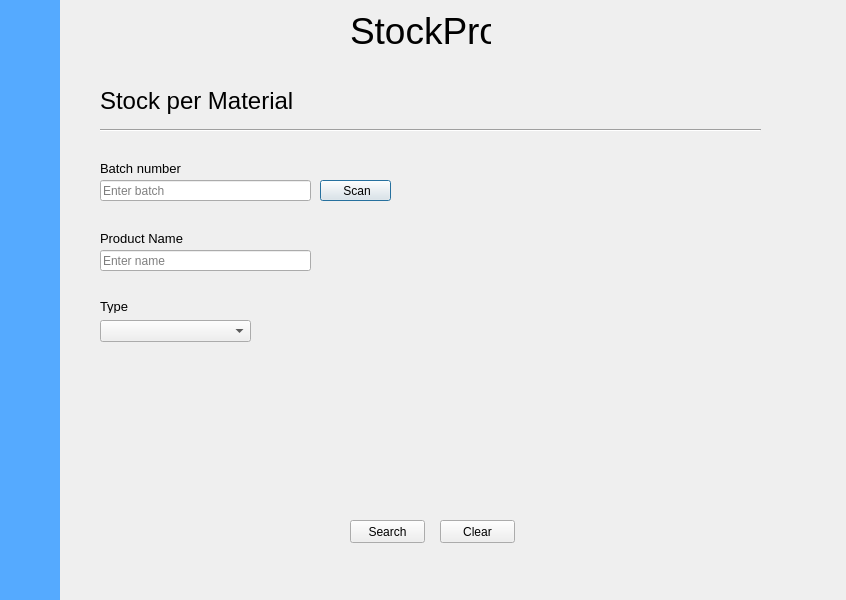
First picture: the form in main_screen.ui, repository jayssonbf/inventory, before the edit.
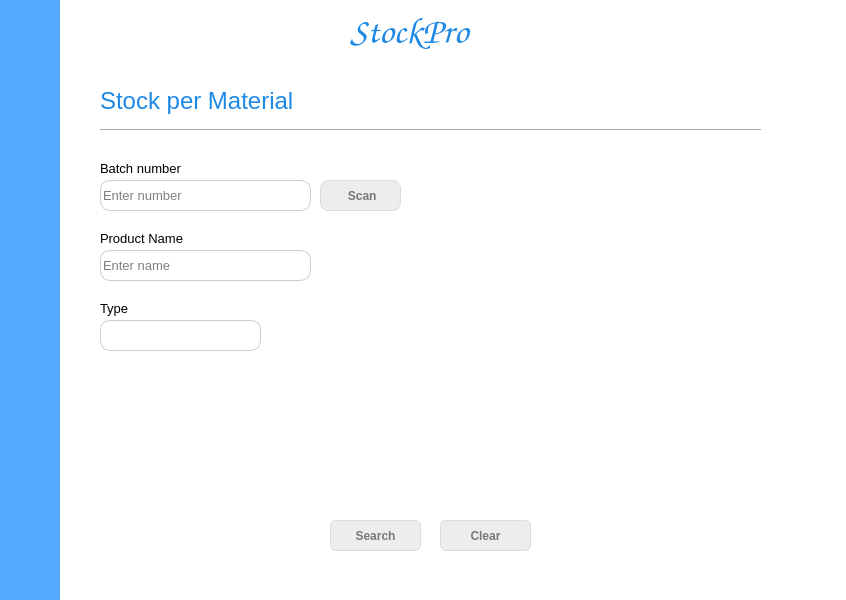
Second picture: the form after the edit. Icons and pictures are not drawn.

Commit message: Changed Widget Styles with CSS

The edit to the form file:
```diff
--- a/main_screen.ui
+++ b/main_screen.ui
@@ -10,9 +10,24 @@
     <height>600</height>
    </rect>
   </property>
+  <property name="font">
+   <font>
+    <family>Arial</family>
+    <pointsize>10</pointsize>
+   </font>
+  </property>
   <property name="windowTitle">
    <string>Dialog</string>
   </property>
+  <property name="windowIcon">
+   <iconset>
+    <normaloff>../icons/icons/arrow-270.png</normaloff>../icons/icons/arrow-270.png</iconset>
+  </property>
+  <property name="styleSheet">
+   <string notr="true">background-color: rgb(255, 255, 255);
+
+</string>
+  </property>
   <widget class="QWidget" name="widget" native="true">
    <property name="geometry">
     <rect>
@@ -37,9 +52,15 @@
    </property>
    <property name="font">
     <font>
+     <family>cursive</family>
      <pointsize>28</pointsize>
     </font>
    </property>
+   <property name="styleSheet">
+    <string notr="true">color: rgb(30, 136, 229);
+font-family: &quot;Times New Roman&quot;, Times, serif;
+font-family: cursive;</string>
+   </property>
    <property name="text">
     <string>StockPro</string>
    </property>
@@ -49,15 +70,20 @@
     <rect>
      <x>100</x>
      <y>80</y>
-     <width>241</width>
+     <width>201</width>
      <height>41</height>
     </rect>
    </property>
    <property name="font">
     <font>
+     <family>Arial</family>
      <pointsize>18</pointsize>
     </font>
    </property>
+   <property name="styleSheet">
+    <string notr="true">color: rgb(30, 136, 229);
+font-family: Arial, Helvetica, sans-serif</string>
+   </property>
    <property name="text">
     <string>Stock per Material</string>
    </property>
@@ -80,15 +106,19 @@
     <rect>
      <x>100</x>
      <y>160</y>
-     <width>81</width>
+     <width>121</width>
      <height>16</height>
     </rect>
    </property>
    <property name="font">
     <font>
+     <family>Arial</family>
      <pointsize>10</pointsize>
     </font>
    </property>
+   <property name="styleSheet">
+    <string notr="true">font-family: &quot;Arial&quot;, &quot;Lucida Console&quot;, monospace;</string>
+   </property>
    <property name="text">
     <string>Batch number</string>
    </property>
@@ -99,9 +129,27 @@
      <x>100</x>
      <y>180</y>
      <width>211</width>
-     <height>21</height>
+     <height>31</height>
     </rect>
    </property>
+   <property name="styleSheet">
+    <string notr="true">QLineEdit{
+	border: 1px solid #CCCCCC;
+	border-radius: 10px;
+
+}
+
+QLineEdit:focus{
+	border: 2px solid rgb(85, 170, 255);
+}
+
+QLineEdit:hover{
+	border: 1px solid rgb(85, 170, 255);
+}
+
+	
+</string>
+   </property>
    <property name="inputMask">
     <string/>
    </property>
@@ -112,7 +160,7 @@
     <bool>true</bool>
    </property>
    <property name="placeholderText">
-    <string>Enter batch</string>
+    <string>Enter number</string>
    </property>
   </widget>
   <widget class="QPushButton" name="scanButton">
@@ -120,10 +168,45 @@
     <rect>
      <x>320</x>
      <y>180</y>
-     <width>71</width>
-     <height>21</height>
+     <width>81</width>
+     <height>31</height>
     </rect>
    </property>
+   <property name="font">
+    <font>
+     <family>Arial</family>
+     <pointsize>-1</pointsize>
+     <weight>75</weight>
+     <bold>true</bold>
+     <underline>false</underline>
+     <strikeout>false</strikeout>
+    </font>
+   </property>
+   <property name="styleSheet">
+    <string notr="true">QPushButton {
+	box-shadow:inset 0px 1px 0px 0px #ffffff;
+	background:linear-gradient(to bottom, #ededed 5%, #dfdfdf 100%);
+	background-color:#ededed;
+	border-radius:8px;
+	border:1px solid #dcdcdc;
+	display:inline-block;
+	cursor:pointer;
+	color:#777777;
+	font-family:Arial;
+	font-size:12px;
+	font-weight:bold;
+	
+	text-decoration:none;
+	text-shadow:0px 1px 0px #ffffff;	
+
+}
+
+QPushButton:hover{
+	background:linear-gradient(to bottom, #1E88E5 5%, #ffffff 100%);
+	background-color:#1E88E5;
+	color:rgb(255, 255, 255);
+}</string>
+   </property>
    <property name="text">
     <string> Scan</string>
    </property>
@@ -137,15 +220,19 @@
     <rect>
      <x>100</x>
      <y>230</y>
-     <width>91</width>
+     <width>101</width>
      <height>16</height>
     </rect>
    </property>
    <property name="font">
     <font>
+     <family>Arial</family>
      <pointsize>10</pointsize>
     </font>
    </property>
+   <property name="styleSheet">
+    <string notr="true">font-family: &quot;Arial&quot;, &quot;Lucida Console&quot;, monospace;</string>
+   </property>
    <property name="text">
     <string>Product Name</string>
    </property>
@@ -156,9 +243,27 @@
      <x>100</x>
      <y>250</y>
      <width>211</width>
-     <height>21</height>
+     <height>31</height>
     </rect>
    </property>
+   <property name="styleSheet">
+    <string notr="true">QLineEdit{
+	border: 1px solid #CCCCCC;
+	border-radius: 10px;
+
+}
+
+QLineEdit:focus{
+	border: 2px solid rgb(85, 170, 255);
+}
+
+QLineEdit:hover{
+	border: 1px solid rgb(85, 170, 255);
+}
+
+
+</string>
+   </property>
    <property name="inputMask">
     <string/>
    </property>
@@ -177,15 +282,19 @@
     <rect>
      <x>100</x>
      <y>300</y>
-     <width>47</width>
-     <height>13</height>
+     <width>51</width>
+     <height>16</height>
     </rect>
    </property>
    <property name="font">
     <font>
+     <family>Arial</family>
      <pointsize>10</pointsize>
     </font>
    </property>
+   <property name="styleSheet">
+    <string notr="true">font-family: &quot;Arial&quot;, &quot;Lucida Console&quot;, monospace;</string>
+   </property>
    <property name="text">
     <string>Type</string>
    </property>
@@ -195,10 +304,41 @@
     <rect>
      <x>100</x>
      <y>320</y>
-     <width>151</width>
-     <height>22</height>
+     <width>161</width>
+     <height>31</height>
     </rect>
    </property>
+   <property name="styleSheet">
+    <string notr="true">QComboBox {
+	border: 1px solid #CCCCCC;
+	border-radius: 10px;
+
+}
+
+QComboBox:hover{
+	border: 1px solid rgb(85, 170, 255);
+}
+
+QComboBox::drop-down{
+	border: 0px;
+}
+
+QComboBox::down-arrow{
+	image: url(:/icon/down arrow.ico);
+	width: 12px;
+	height: 12px;
+	margin-right: 15px;
+
+
+}
+
+
+
+
+
+
+</string>
+   </property>
    <property name="currentText">
     <string/>
    </property>
@@ -206,7 +346,10 @@
     <number>-1</number>
    </property>
    <property name="placeholderText">
-    <string>Type</string>
+    <string/>
+   </property>
+   <property name="frame">
+    <bool>true</bool>
    </property>
    <item>
     <property name="text">
@@ -262,12 +405,51 @@
   <widget class="QPushButton" name="searchButton">
    <property name="geometry">
     <rect>
-     <x>350</x>
+     <x>330</x>
      <y>520</y>
-     <width>75</width>
-     <height>23</height>
+     <width>91</width>
+     <height>31</height>
     </rect>
    </property>
+   <property name="font">
+    <font>
+     <family>Arial</family>
+     <pointsize>-1</pointsize>
+     <weight>75</weight>
+     <bold>true</bold>
+     <underline>false</underline>
+     <strikeout>false</strikeout>
+    </font>
+   </property>
+   <property name="styleSheet">
+    <string notr="true">QPushButton {
+	box-shadow:inset 0px 1px 0px 0px #ffffff;
+	background:linear-gradient(to bottom, #ededed 5%, #dfdfdf 100%);
+	background-color:#ededed;
+	border-radius:6px;
+	border:1px solid #dcdcdc;
+	display:inline-block;
+	cursor:pointer;
+	color:#777777;
+	font-family:Arial;
+	font-size:12px;
+	font-weight:bold;
+	padding:6px 24px;
+	text-decoration:none;
+	text-shadow:0px 1px 0px #ffffff;
+	
+
+}
+
+QPushButton:hover{
+	background:linear-gradient(to bottom, #1E88E5 5%, #ffffff 100%);
+	background-color:#1E88E5;
+	color:rgb(255, 255, 255);
+}
+
+
+</string>
+   </property>
    <property name="text">
     <string>Search</string>
    </property>
@@ -277,10 +459,45 @@
     <rect>
      <x>440</x>
      <y>520</y>
-     <width>75</width>
-     <height>23</height>
+     <width>91</width>
+     <height>31</height>
     </rect>
    </property>
+   <property name="font">
+    <font>
+     <family>Arial</family>
+     <pointsize>-1</pointsize>
+     <weight>75</weight>
+     <bold>true</bold>
+     <underline>false</underline>
+     <strikeout>false</strikeout>
+    </font>
+   </property>
+   <property name="styleSheet">
+    <string notr="true">QPushButton {
+	box-shadow:inset 0px 1px 0px 0px #ffffff;
+	background:linear-gradient(to bottom, #ededed 5%, #dfdfdf 100%);
+	background-color:#ededed;
+	border-radius:6px;
+	border:1px solid #dcdcdc;
+	display:inline-block;
+	cursor:pointer;
+	color:#777777;
+	font-family:Arial;
+	font-size:12px;
+	font-weight:bold;
+	padding:6px 24px;
+	text-decoration:none;
+	text-shadow:0px 1px 0px #ffffff;
+	
+}
+
+QPushButton:hover{
+	background:linear-gradient(to bottom, #1E88E5 5%, #ffffff 100%);
+	background-color:#1E88E5;
+	color:rgb(255, 255, 255);
+}</string>
+   </property>
    <property name="text">
     <string>Clear</string>
    </property>
```
Left out of the diff: 9 changed lines with no effect on the pictures. The commit also changes 6 other files.
